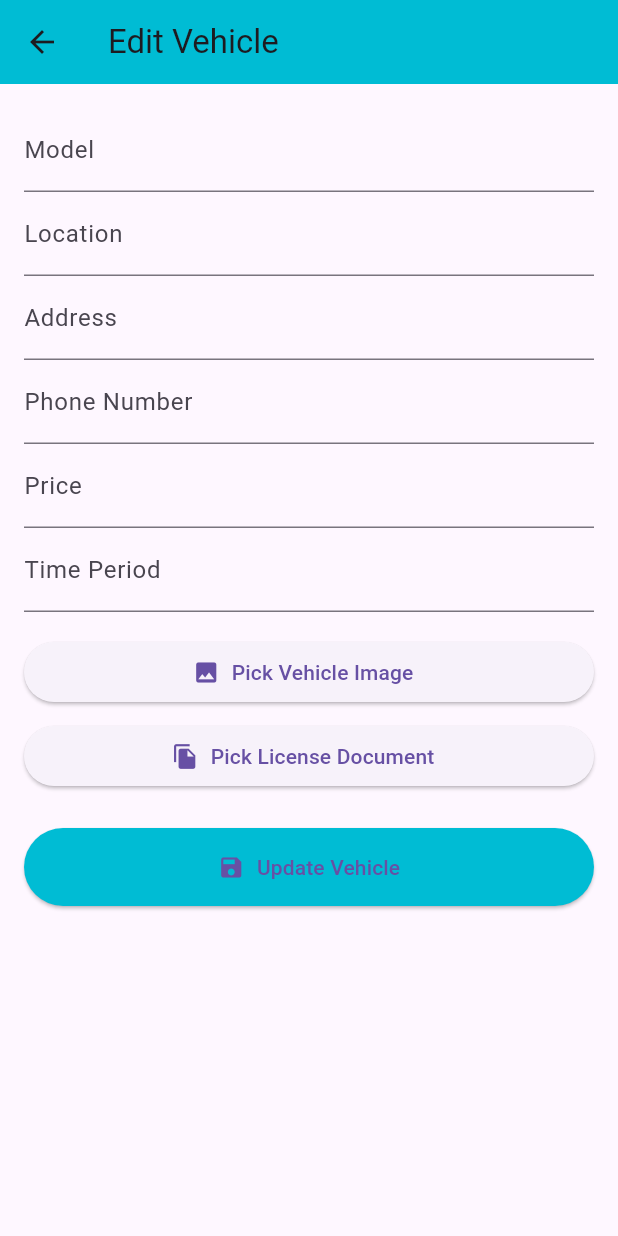
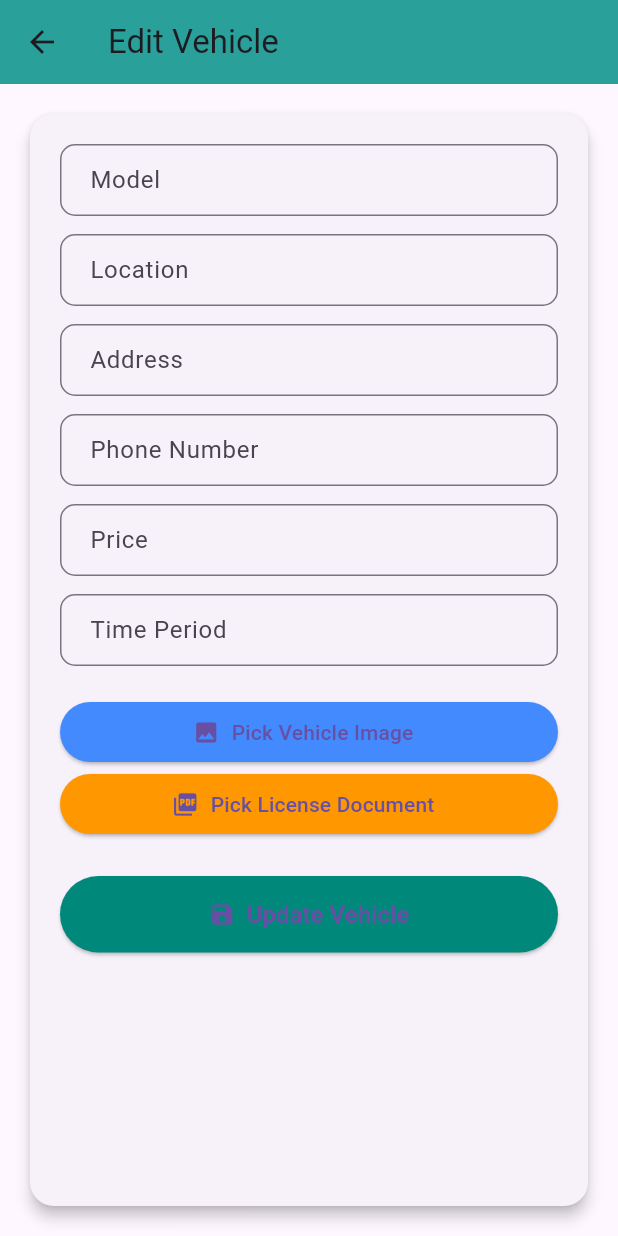
Before and after one commit to PreyanshuShah/Yatra, a Flutter app: the VehicleEditPage screen opened directly with empty values, on a phone screen of 412 x 824 dp. Run offline on Flutter 3.47's test engine with Material 3 defaults, Android fonts, the phone set to English and light mode, and no system bars; our stand-ins replace dio, file_picker, image_picker, shared_preferences; accounts and stored records are empty.

Commit message:
Update vehicle_edit_page.dart

```diff
--- a/Front/lib/View/vehicle_edit_page.dart
+++ b/Front/lib/View/vehicle_edit_page.dart
@@ -98,21 +98,29 @@ class _VehicleEditPageState extends State<VehicleEditPage> {
 
       if (response.statusCode == 200) {
         ScaffoldMessenger.of(context).showSnackBar(
-          const SnackBar(content: Text("Vehicle updated successfully!")),
+          const SnackBar(content: Text("✅ Vehicle updated successfully!")),
         );
         Navigator.pop(context, true);
       } else {
         ScaffoldMessenger.of(context).showSnackBar(
-          SnackBar(content: Text("Update failed: ${response.statusCode}")),
+          SnackBar(content: Text("❌ Update failed: ${response.statusCode}")),
         );
       }
     } catch (e) {
       if (!mounted) return;
       setState(() => _isSaving = false);
       ScaffoldMessenger.of(context).showSnackBar(
-        SnackBar(content: Text("Connection error: $e")),
+        SnackBar(content: Text("⚠️ Connection error: $e")),
       );
     }
+  }
+
+  InputDecoration _inputDecoration(String label) {
+    return InputDecoration(
+      labelText: label,
+      border: OutlineInputBorder(borderRadius: BorderRadius.circular(10)),
+      contentPadding: const EdgeInsets.symmetric(horizontal: 16, vertical: 12),
+    );
   }
 
   @override
@@ -120,50 +128,72 @@ class _VehicleEditPageState extends State<VehicleEditPage> {
     return Scaffold(
       appBar: AppBar(
         title: const Text("Edit Vehicle"),
-        backgroundColor: Colors.cyan,
+        backgroundColor: Colors.teal.shade400,
+        elevation: 2,
       ),
       body: Padding(
         padding: const EdgeInsets.all(16),
+        child: Card(
+          elevation: 4,
+          shape:
+              RoundedRectangleBorder(borderRadius: BorderRadius.circular(16)),
+          child: Padding(
+            padding: const EdgeInsets.all(20),
             child: Form(
               key: _formKey,
               child: ListView(
                 children: [
                   TextField(
                       controller: _model,
-                  decoration: const InputDecoration(labelText: "Model")),
+                      decoration: _inputDecoration("Model")),
+                  const SizedBox(height: 12),
                   TextField(
                       controller: _location,
-                  decoration: const InputDecoration(labelText: "Location")),
+                      decoration: _inputDecoration("Location")),
+                  const SizedBox(height: 12),
                   TextField(
                       controller: _address,
-                  decoration: const InputDecoration(labelText: "Address")),
+                      decoration: _inputDecoration("Address")),
+                  const SizedBox(height: 12),
                   TextField(
                       controller: _phone,
-                  decoration: const InputDecoration(labelText: "Phone Number")),
+                      decoration: _inputDecoration("Phone Number")),
+                  const SizedBox(height: 12),
                   TextField(
                     controller: _price,
-                decoration: const InputDecoration(labelText: "Price"),
+                    decoration: _inputDecoration("Price"),
                     keyboardType: TextInputType.number,
                   ),
+                  const SizedBox(height: 12),
                   TextField(
                       controller: _timePeriod,
-                  decoration: const InputDecoration(labelText: "Time Period")),
-              const SizedBox(height: 16),
+                      decoration: _inputDecoration("Time Period")),
+                  const SizedBox(height: 20),
                   ElevatedButton.icon(
                     onPressed: () => _pickImage(true),
                     icon: const Icon(Icons.image),
                     label: const Text("Pick Vehicle Image"),
+                    style: ElevatedButton.styleFrom(
+                        backgroundColor: Colors.blueAccent),
                   ),
                   if (_vehicleImage != null)
-                Text("📸 Selected: ${path.basename(_vehicleImage!.path)}"),
-              const SizedBox(height: 8),
+                    Padding(
+                      padding: const EdgeInsets.symmetric(vertical: 8),
+                      child: Text("📸 ${path.basename(_vehicleImage!.path)}"),
+                    ),
                   ElevatedButton.icon(
                     onPressed: () => _pickImage(false),
-                icon: const Icon(Icons.file_copy),
+                    icon: const Icon(Icons.picture_as_pdf),
                     label: const Text("Pick License Document"),
+                    style: ElevatedButton.styleFrom(
+                        backgroundColor: Colors.orange),
                   ),
                   if (_licenseDocument != null)
-                Text("📄 Selected: ${path.basename(_licenseDocument!.path)}"),
+                    Padding(
+                      padding: const EdgeInsets.symmetric(vertical: 8),
+                      child:
+                          Text("📄 ${path.basename(_licenseDocument!.path)}"),
+                    ),
                   const SizedBox(height: 24),
                   _isSaving
                       ? const Center(child: CircularProgressIndicator())
@@ -171,8 +201,10 @@ class _VehicleEditPageState extends State<VehicleEditPage> {
                           icon: const Icon(Icons.save),
                           label: const Text("Update Vehicle"),
                           style: ElevatedButton.styleFrom(
-                        backgroundColor: Colors.cyan,
+                            backgroundColor: Colors.teal.shade600,
                             padding: const EdgeInsets.symmetric(vertical: 16),
+                            textStyle: const TextStyle(
+                                fontSize: 16, fontWeight: FontWeight.bold),
                           ),
                           onPressed: _updateVehicle,
                         ),
@@ -180,6 +212,8 @@ class _VehicleEditPageState extends State<VehicleEditPage> {
               ),
             ),
           ),
+        ),
+      ),
     );
   }
 }
```
Lines whose indentation alone changed are shown as unchanged.
